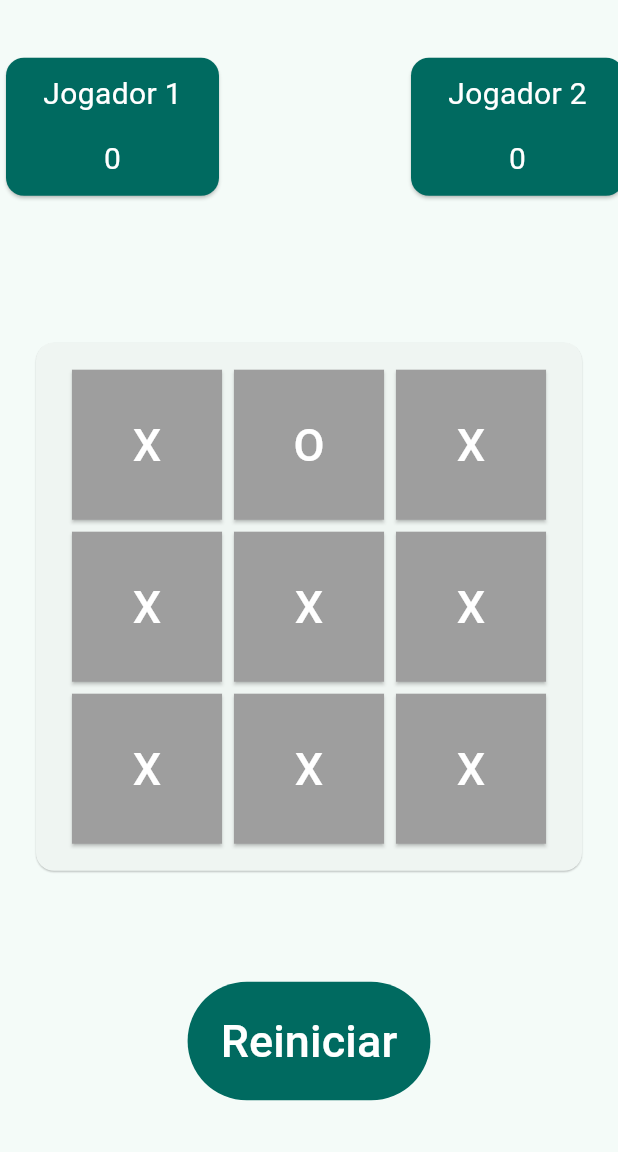
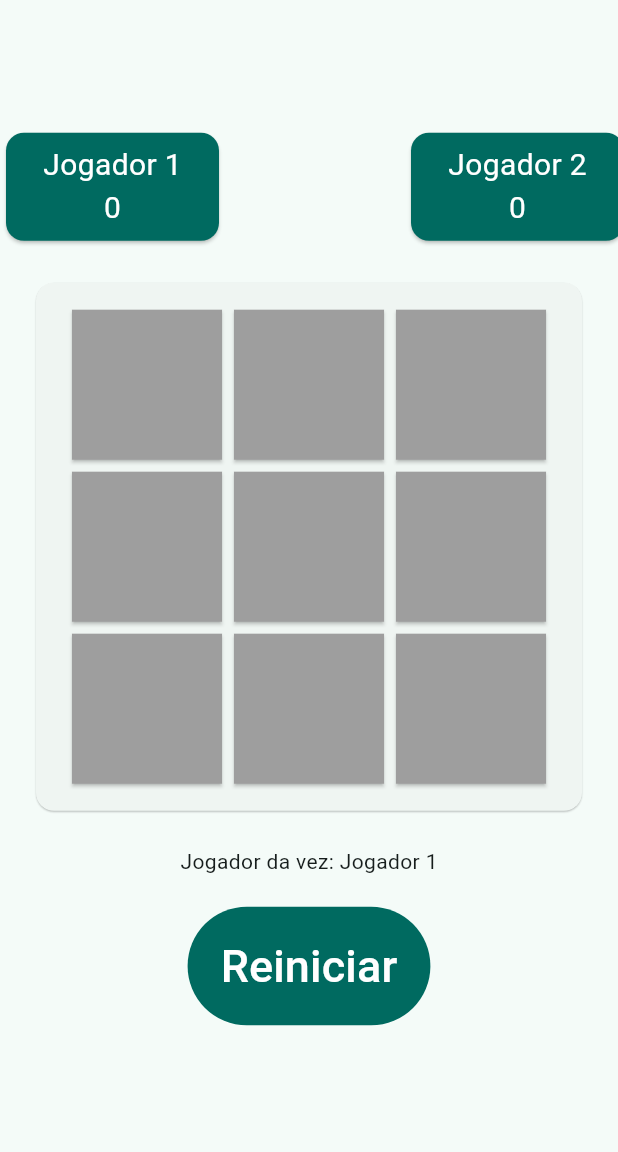
Before and after one commit to Jhonyoficial/jogo-da-velha-em-flutter, a Flutter app: the screen it shows after launch, after a tap on "JOGAR", on a phone screen of 412 x 824 dp, the part 84-1236 px from its top. Run offline on Flutter 3.47's test engine with Material 3 defaults, Android fonts, the phone set to English and light mode, and no system bars; our stand-ins replace flutter_riverpod.

Commit message:
validado tabuleiro

```diff
--- a/lib/model/jogador.dart
+++ b/lib/model/jogador.dart
@@ -1,6 +1,7 @@
 class Jogador {
   final String nome;
   int numeroVitorias;
+  final String btJogador;
 
-  Jogador({required this.nome, required this.numeroVitorias});
+  Jogador({required this.nome, required this.numeroVitorias, required this.btJogador});
 }
--- a/lib/model/jogadores.dart
+++ b/lib/model/jogadores.dart
@@ -1,3 +1,3 @@
 import 'package:jogo_da_velha/model/jogador.dart';
 
-typedef Jogadores = ({Jogador jogador1, Jogador jogador2});
+typedef Jogadores = ({Jogador jogador1, Jogador jogador2, int contador});
--- a/lib/pages/tabuleiro.dart
+++ b/lib/pages/tabuleiro.dart
@@ -1,5 +1,6 @@
 import 'package:flutter/material.dart';
 import 'package:flutter_riverpod/flutter_riverpod.dart';
+import 'package:jogo_da_velha/riverpod/entradas_tabuleiro.riverpod.dart';
 import 'package:jogo_da_velha/riverpod/jogadores_provider.dart';
 import 'package:jogo_da_velha/widgets/linha_tabuleiro.dart';
 import 'package:jogo_da_velha/widgets/resultado.dart';
@@ -9,6 +10,7 @@ class Tabuleiro extends ConsumerWidget {
 
   @override
   Widget build(BuildContext context, WidgetRef ref) {
+    final _jogadoresProvider = ref.watch(jogadoresProvider);
 
     return Scaffold(
         appBar: AppBar(
@@ -24,24 +26,23 @@ class Tabuleiro extends ConsumerWidget {
           mainAxisAlignment: MainAxisAlignment.center,
           children: [
             const Resultado(),
-            const SizedBox(height: 70),
             const LinhaTabuleiro(),
-            const SizedBox(
-              height: 50,
+            Text(
+              'Jogador da vez: ${_jogadoresProvider.contador % 2 != 0 ? _jogadoresProvider.jogador1.nome : _jogadoresProvider.jogador2.nome}',
             ),
+            const SizedBox(height: 20),
             TextButton(
               style: TextButton.styleFrom(
                 backgroundColor: Theme.of(context).colorScheme.primary,
               ),
-              onPressed: () {},
+              onPressed: () {
+                ref.read(entradasTabuleiroRiver.notifier).setPadrao();
+                },
               child: const Padding(
                 padding: EdgeInsets.all(10),
                 child: Text(
                   'Reiniciar',
-                  style: TextStyle(
-                    fontSize: 30,
-                    color: Colors.white
-                  ),
+                  style: TextStyle(fontSize: 30, color: Colors.white),
                 ),
               ),
             ),
--- a/lib/riverpod/jogadores_provider.dart
+++ b/lib/riverpod/jogadores_provider.dart
@@ -6,17 +6,25 @@ class JogadoresProvider extends Notifier<Jogadores>{
 
   @override
   Jogadores build() {
-    final jogador1Obj = Jogador(nome:  'Jogador 1', numeroVitorias: 0);
-    final jogador2Obj = Jogador(nome: 'Jogador 2', numeroVitorias: 0);
-    return (jogador1: jogador1Obj, jogador2: jogador2Obj);
+    final jogador1Obj = Jogador(nome:  'Jogador 1', numeroVitorias: 0, btJogador: 'X');
+    final jogador2Obj = Jogador(nome: 'Jogador 2', numeroVitorias: 0, btJogador: 'O');
+    return (jogador1: jogador1Obj, jogador2: jogador2Obj, contador: 1);
   }
 
   void createJogadores(String jogador1, String jogador2) {
 
-    final jogador1Obj = Jogador(nome: jogador1.isEmpty ? 'Jogador 1' : jogador1, numeroVitorias: 0);
-    final jogador2Obj = Jogador(nome: jogador2.isEmpty ? 'Jogador 2' : jogador2, numeroVitorias: 0);
+    final jogador1Obj = Jogador(nome: jogador1.isEmpty ? 'Jogador 1' : jogador1, numeroVitorias: 0, btJogador: 'X');
+    final jogador2Obj = Jogador(nome: jogador2.isEmpty ? 'Jogador 2' : jogador2, numeroVitorias: 0, btJogador: 'O');
 
-    state = (jogador1: jogador1Obj, jogador2: jogador2Obj);
+    state = (jogador1: jogador1Obj, jogador2: jogador2Obj, contador: 1);
+  }
+
+  Jogador getJogadorDaVez(){
+    return state.contador % 2 != 0 ? state.jogador1 : state.jogador2;
+  }
+
+  void incrementarContador(){
+    state = (jogador1: state.jogador1, jogador2: state.jogador2, contador: state.contador + 1);
   }
 
 }
--- a/lib/widgets/button_tabuleiro.dart
+++ b/lib/widgets/button_tabuleiro.dart
@@ -1,6 +1,9 @@
 import 'package:flutter/material.dart';
 import 'package:flutter_riverpod/flutter_riverpod.dart';
-import 'package:jogo_da_velha/states/entradas_tabuleiro.riverpod.dart';
+import 'package:jogo_da_velha/riverpod/entradas_tabuleiro.riverpod.dart';
+import 'package:jogo_da_velha/riverpod/jogadores_provider.dart';
+
+import '../model/jogador.dart';
 
 class ButtonTabuleiro extends ConsumerWidget {
   const ButtonTabuleiro({required this.indiceArrayPai});
@@ -9,32 +12,36 @@ class ButtonTabuleiro extends ConsumerWidget {
 
   @override
   Widget build(BuildContext context, WidgetRef ref) {
-    final listEntradas = ref.watch(entradasTabuleiroRiver);
+    final _listEntradas = ref.watch(entradasTabuleiroRiver);
+    final _funcoesEntrada = ref.read(entradasTabuleiroRiver.notifier);
+
 
     return Row(
       mainAxisAlignment: MainAxisAlignment.center,
-      children: listEntradas[indiceArrayPai]
-          .map((item) => Padding(
+      children: {
+        for (var entry in _listEntradas[indiceArrayPai].asMap().entries)
+          entry.key: Padding(
             padding: const EdgeInsets.all(4),
             child: ElevatedButton(
-                  onPressed: () {
-                    print("Botão ${item} pressionado");
-                  },
-                  child: Text(
-                    item,
-                    style: TextStyle(
-                      fontSize: 30,
-                      color: Colors.white,
-                    ),
-                  ),
+              onPressed: entry.value.isEmpty ?  () {
+                _funcoesEntrada.alterarValor(indiceArrayPai, entry.key, ref.read(jogadoresProvider.notifier).getJogadorDaVez());
+                ref.read(jogadoresProvider.notifier).incrementarContador();
+              } : null,
               style: ElevatedButton.styleFrom(
                 shape: const RoundedRectangleBorder(),
                 fixedSize: const Size(100, 100),
                 backgroundColor: Colors.grey[500],
               ),
+              child: Text(
+                entry.value,
+                style: const TextStyle(
+                  fontSize: 30,
+                  color: Colors.white,
                 ),
-              ))
-          .toList(),
+              ),
+            ),
+          )
+      }.values.toList(),
     );
   }
 }
--- a/lib/widgets/resultado_jogador_individual.dart
+++ b/lib/widgets/resultado_jogador_individual.dart
@@ -10,11 +10,11 @@ class ResultadoJogadorIndividual extends StatelessWidget {
   Widget build(BuildContext context) {
     return SizedBox(
       width: 150,
-      height: 100,
+      height: 80,
       child: Card(
         color: Theme.of(context).colorScheme.primary,
         child: Padding(
-          padding: const EdgeInsets.all(10),
+          padding: const EdgeInsets.all(7),
           child: Column(
             children: [
               Text(
```
Also changed, not shown: lib/riverpod/entradas_tabuleiro.riverpod.dart (added, +30 -0 lines), lib/states/entradas_tabuleiro.riverpod.dart (deleted, +0 -14 lines). Lines whose indentation alone changed are shown as unchanged.
